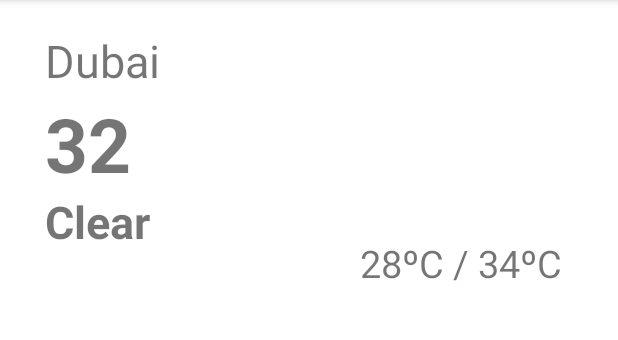
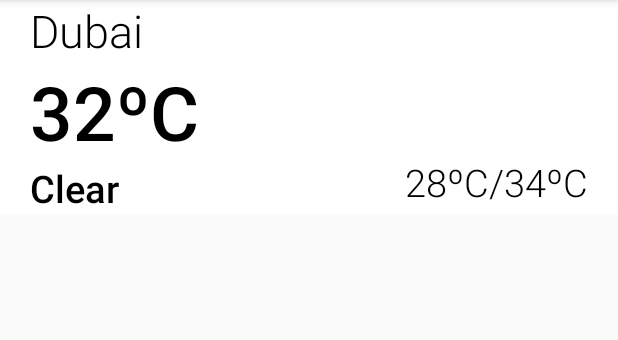
Before and after one commit to shubham7109/Satyam-Projects, an Android app: the screen it shows after launch (ListActivity), on a phone screen of 412 x 824 dp, the part 84-424 px from its top. Run offline under Robolectric (Android 15) with nearby library versions, the phone set to English and light mode, and no system bars; our stand-ins replace Picasso; pictures from the network do not load.

Commit message:
XML redone

```diff
--- a/WeatherMobileApp/app/src/main/java/com/example/weathermobileapp/ListActivity.java
+++ b/WeatherMobileApp/app/src/main/java/com/example/weathermobileapp/ListActivity.java
@@ -12,6 +12,7 @@ import android.widget.ImageView;
 import android.widget.TextView;
 import android.widget.Toast;
 
+import com.squareup.picasso.Callback;
 import com.squareup.picasso.Picasso;
 
 /**
@@ -32,14 +33,14 @@ public class ListActivity extends AppCompatActivity {
         super.onCreate(savedInstanceState);
         setContentView(R.layout.activity_list);
         askUserLocation(ListActivity.this);
-        ListActivity listActivity = new ListActivity();
+
 
 
     }
 
 
-    private void setUpAPI(String location){
-        WeatherController.makeAPICall(this, "Dubai", new WeatherController.WeatherCallback() {
+    private void setUpAPI(final String location){
+        WeatherController.makeAPICall(this, location , new WeatherController.WeatherCallback() {
             @Override
             public void onResponse(WeatherModel responseModel) {
                 weatherModel = responseModel;
@@ -73,6 +74,7 @@ public class ListActivity extends AppCompatActivity {
                     @Override
                     public void onClick(DialogInterface dialog, int which) {
                         String location = String.valueOf(taskEditText.getText());
+                        setUpAPI(location);
                     }
                 })
                 .setNegativeButton("Cancel", null)
--- a/WeatherMobileApp/app/src/main/res/layout/weather_list_item.xml
+++ b/WeatherMobileApp/app/src/main/res/layout/weather_list_item.xml
@@ -1,125 +1,84 @@
 <?xml version="1.0" encoding="utf-8"?>
 <androidx.constraintlayout.widget.ConstraintLayout xmlns:android="http://schemas.android.com/apk/res/android"
+    xmlns:tools="http://schemas.android.com/tools"
     xmlns:app="http://schemas.android.com/apk/res-auto"
-    xmlns:tools="http://schemas.android.com/tools"
     android:layout_width="match_parent"
-    android:layout_height="match_parent"
+    android:layout_height="wrap_content"
     android:background="@color/white"
     tools:context=".MainActivity">
 
-    <RelativeLayout
-        android:layout_width="match_parent"
+    <LinearLayout
+        android:id="@+id/linearLayout"
+        android:layout_width="wrap_content"
         android:layout_height="match_parent"
+        android:layout_marginStart="20dp"
         android:orientation="vertical"
-        tools:layout_editor_absoluteX="0dp"
-        tools:layout_editor_absoluteY="20dp">
+        app:layout_constraintBottom_toBottomOf="parent"
+        app:layout_constraintStart_toStartOf="parent"
+        app:layout_constraintTop_toTopOf="parent">
 
-        <!--TODO: Design the item layout here.-->
         <TextView
             android:id="@+id/location"
             android:layout_width="wrap_content"
             android:layout_height="wrap_content"
-            android:layout_alignParentStart="true"
-            android:layout_alignParentTop="true"
-            android:layout_alignParentEnd="true"
-            android:layout_alignParentBottom="true"
-            android:layout_gravity="center"
-            android:layout_marginStart="30dp"
-            android:layout_marginTop="20dp"
-            android:layout_marginEnd="301dp"
-            android:layout_marginBottom="655dp"
+            android:layout_gravity="left"
+            android:fontFamily="sans-serif-light"
             android:text="Dubai"
+            android:textColor="@color/black"
             android:textSize="30sp"
-            tools:ignore="HardcodedText" />
+            tools:ignore="HardcodedText,RtlHardcoded" />
 
         <TextView
             android:id="@+id/temperature"
             android:layout_width="wrap_content"
-            android:layout_height="78dp"
-            android:layout_alignParentStart="true"
-            android:layout_alignParentTop="true"
-            android:layout_alignParentEnd="true"
-            android:layout_alignParentBottom="true"
-            android:layout_gravity="center"
-            android:layout_marginStart="30dp"
-            android:layout_marginTop="62dp"
-            android:layout_marginEnd="309dp"
-            android:layout_marginBottom="591dp"
-            android:text="32"
+            android:layout_height="wrap_content"
+            android:layout_gravity="left"
+            android:fontFamily="sans-serif-light"
+            android:text="32\u00BAC"
+            android:textColor="@color/black"
             android:textSize="50sp"
             android:textStyle="bold"
-            tools:ignore="HardcodedText" />
+            tools:ignore="HardcodedText,RtlHardcoded" />
+
+        <TextView
+            android:id="@+id/description"
+            android:layout_width="wrap_content"
+            android:layout_height="wrap_content"
+            android:layout_gravity="left"
+            android:fontFamily="sans-serif-light"
+            android:text="Clear"
+            android:textColor="@color/black"
+            android:textSize="25sp"
+            android:textStyle="bold"
+            tools:ignore="HardcodedText,RtlHardcoded" />
+    </LinearLayout>
+    <LinearLayout
+        android:layout_width="wrap_content"
+        android:layout_height="match_parent"
+        android:layout_marginStart="20dp"
+        android:layout_marginEnd="20dp"
+        android:orientation="vertical"
+        app:layout_constraintBottom_toBottomOf="parent"
+        app:layout_constraintEnd_toEndOf="parent"
+        app:layout_constraintTop_toTopOf="parent"
+        tools:ignore="UseCompoundDrawables">
 
         <ImageView
             android:id="@+id/weather_icon"
             android:layout_width="100dp"
             android:layout_height="100dp"
-            android:layout_alignParentStart="true"
-            android:layout_alignParentTop="true"
-            android:layout_alignParentBottom="true"
             android:layout_gravity="center"
-            android:layout_marginStart="324dp"
-            android:layout_marginTop="43dp"
-            android:layout_marginEnd="-294dp"
-            android:layout_marginBottom="588dp"
-            android:layout_toStartOf="@+id/temperature"
             tools:ignore="ContentDescription" />
-
-        <TextView
-            android:id="@+id/description"
-            android:layout_width="wrap_content"
-            android:layout_height="78dp"
-            android:layout_below="@id/temperature"
-            android:layout_alignParentStart="true"
-            android:layout_alignParentTop="true"
-            android:layout_alignParentEnd="true"
-            android:layout_alignParentBottom="true"
-            android:layout_gravity="center"
-            android:layout_marginStart="30dp"
-            android:layout_marginTop="127dp"
-            android:layout_marginEnd="309dp"
-            android:layout_marginBottom="526dp"
-            android:text="Clear"
-            android:textSize="30sp"
-            android:textStyle="bold"
-            tools:ignore="HardcodedText" />
-
         <TextView
             android:id="@+id/minMax"
-            android:layout_width="145dp"
+            android:layout_width="wrap_content"
             android:layout_height="wrap_content"
-            android:layout_alignParentStart="true"
-            android:layout_alignParentTop="true"
-            android:layout_alignParentEnd="true"
-            android:layout_alignParentRight="true"
-            android:layout_alignParentBottom="true"
-            android:layout_centerVertical="true"
-            android:layout_gravity="center"
-            android:layout_marginStart="240dp"
-            android:layout_marginTop="158dp"
-            android:layout_marginEnd="26dp"
-            android:layout_marginRight="26dp"
-            android:layout_marginBottom="518dp"
-            android:text="28\u00BAC / 34\u00BAC"
+            android:layout_gravity="left"
+            android:fontFamily="sans-serif-light"
+            android:text="28\u00BAC/34\u00BAC"
+            android:textColor="@color/black"
             android:textSize="25sp"
             tools:ignore="HardcodedText,RtlHardcoded" />
-        <TextView
-            android:id="@+id/windDescription"
-            android:layout_width="wrap_content"
-            android:layout_height="wrap_content"
-            android:layout_alignParentStart="true"
-            android:layout_alignParentTop="true"
-            android:layout_alignParentEnd="true"
-            android:layout_alignParentBottom="true"
-            android:layout_gravity="center"
-            android:layout_marginStart="30dp"
-            android:layout_marginTop="20dp"
-            android:layout_marginEnd="301dp"
-            android:layout_marginBottom="655dp"
-            android:text=""
-            android:textSize="30sp"
-            tools:ignore="HardcodedText" />
 
-    </RelativeLayout>
-
+    </LinearLayout>
 </androidx.constraintlayout.widget.ConstraintLayout>
```
